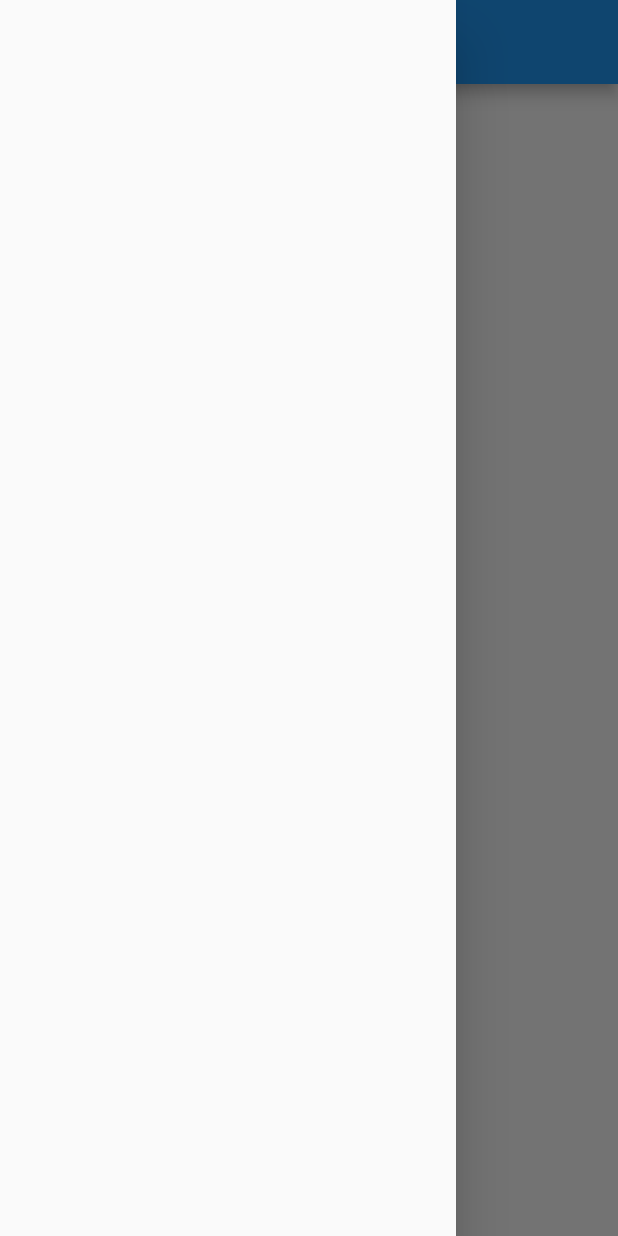
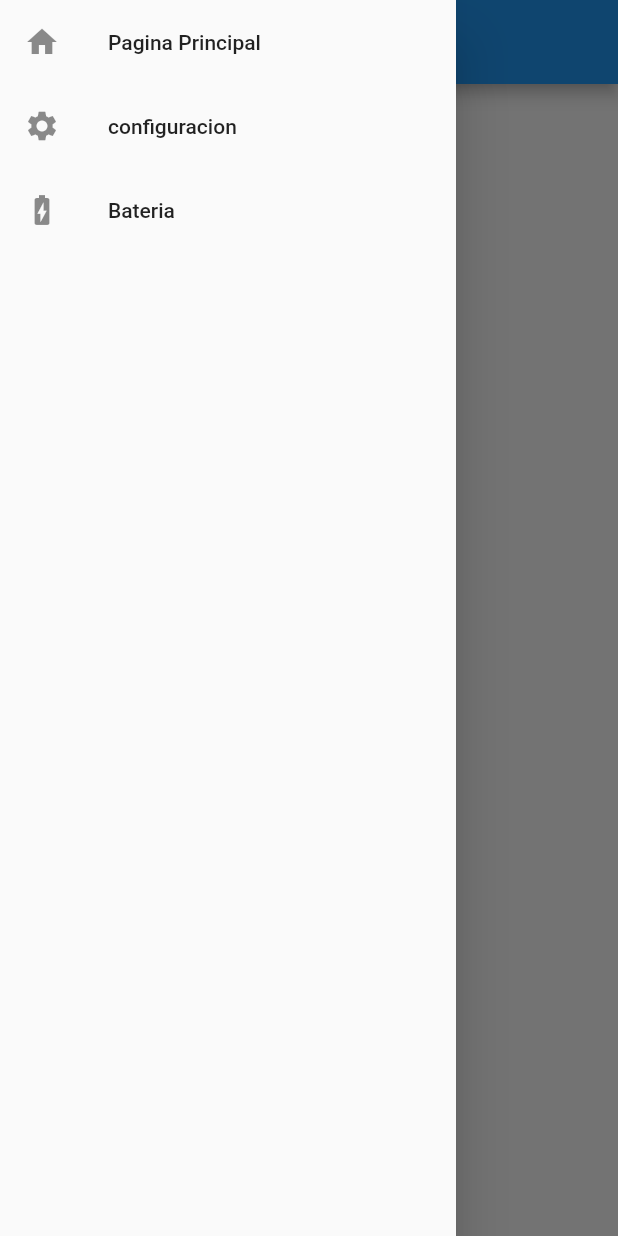
Before and after one commit to EdmaryBaga/flutr_app, a Flutter app: the screen it shows after launch, with the side drawer open, on a phone screen of 412 x 824 dp. Run offline on Flutter 3.47's test engine with Material 2 defaults, Android fonts, the phone set to English and light mode, and no system bars.

Commit message:
Se agrego un menu deslizable, con la clase Drawer, que resibe una funcion GetList que regresa un alista de items, con los estilos que proporciona la funcion getItem, este menu aun no tiene funcionalidad, solo se puede ver

```diff
--- a/FlutterApps/flutr_app/lib/src/home.dart
+++ b/FlutterApps/flutr_app/lib/src/home.dart
@@ -5,14 +5,37 @@ class Home extends StatefulWidget {
   _HomeState createState() => _HomeState();
 }
 
+
 class _HomeState extends State<Home> {
+
+  //regresa el estilo de cada elemento
+  ListTile getItem (Icon icon, String descripcion){
+    return ListTile(
+      leading: icon,
+      title: Text(descripcion),
+    );
+  }
+
+  //Metodo que retorna la lista para el menu, con los estilos de getItem
+  ListView getList(){
+    return ListView(
+      children: <Widget>[
+
+        getItem(Icon(Icons.home), "Pagina Principal"),
+        getItem(Icon(Icons.settings), "configuracion"),
+        getItem(Icon(Icons.battery_charging_full), "Bateria")
+      ],
+    );
+  }
+
   @override
   Widget build(BuildContext context) {
     return Scaffold(
       appBar: AppBar(
         title: Text("PaginaPrincipal"),
          ),
-        drawer: Drawer(),//agrega el menu, si elementos
+        //drawer: Drawer(),//agrega el menu, si elementos
+      drawer: Drawer(child:getList()),
     );
   }
 }
```
